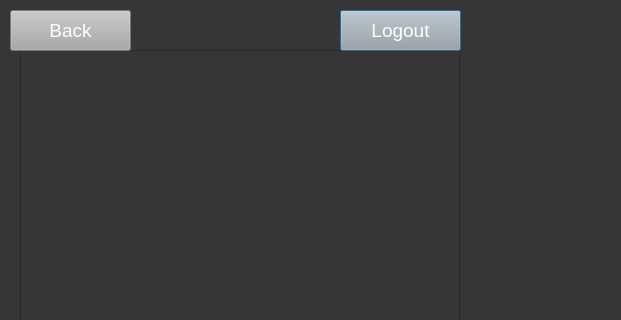
Qt form Front End/courses.ui (3wes22/Online-Course-Scheduler) before a commit; both pictures show x 0 to 621 and y 0 to 320 of the 1000 by 914 pixel window.
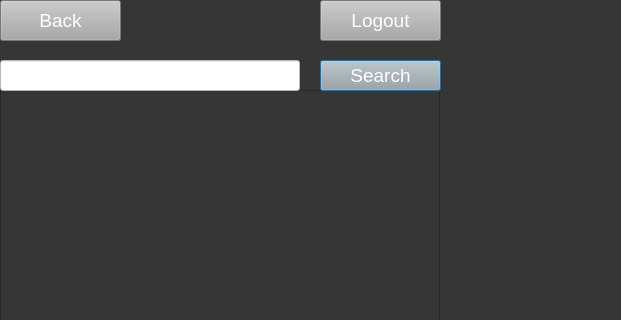
The same form after that commit.

Commit message: fixed the loading subjects to the schedule

The edit to the form file:
```diff
--- a/Front End/courses.ui
+++ b/Front End/courses.ui
@@ -19,10 +19,10 @@
   <widget class="QScrollArea" name="scrollArea">
    <property name="geometry">
     <rect>
-     <x>20</x>
-     <y>50</y>
+     <x>0</x>
+     <y>90</y>
      <width>440</width>
-     <height>580</height>
+     <height>411</height>
     </rect>
    </property>
    <property name="widgetResizable">
@@ -34,17 +34,46 @@
       <x>0</x>
       <y>0</y>
       <width>438</width>
-      <height>578</height>
+      <height>409</height>
      </rect>
     </property>
     <layout class="QVBoxLayout" name="verticalLayout"/>
    </widget>
   </widget>
+  <widget class="QLineEdit" name="searchLineEdit">
+   <property name="geometry">
+    <rect>
+     <x>0</x>
+     <y>60</y>
+     <width>300</width>
+     <height>31</height>
+    </rect>
+   </property>
+   <property name="styleSheet">
+    <string notr="true">font-size:14pt; color:rgb(0, 0, 0); background-color: rgb(255, 255, 255);</string>
+   </property>
+  </widget>
+  <widget class="QPushButton" name="searchButton">
+   <property name="geometry">
+    <rect>
+     <x>320</x>
+     <y>60</y>
+     <width>121</width>
+     <height>31</height>
+    </rect>
+   </property>
+   <property name="styleSheet">
+    <string notr="true">background-color: rgb(167, 168, 167); font-size:14pt; color:rgb(255, 255, 255)</string>
+   </property>
+   <property name="text">
+    <string>Search</string>
+   </property>
+  </widget>
   <widget class="QPushButton" name="logoutButton">
    <property name="geometry">
     <rect>
-     <x>340</x>
-     <y>10</y>
+     <x>320</x>
+     <y>0</y>
      <width>121</width>
      <height>41</height>
     </rect>
@@ -59,8 +88,8 @@
   <widget class="QPushButton" name="backButton">
    <property name="geometry">
     <rect>
-     <x>10</x>
-     <y>10</y>
+     <x>0</x>
+     <y>0</y>
      <width>121</width>
      <height>41</height>
     </rect>
```
The commit also changes 1 other file.
